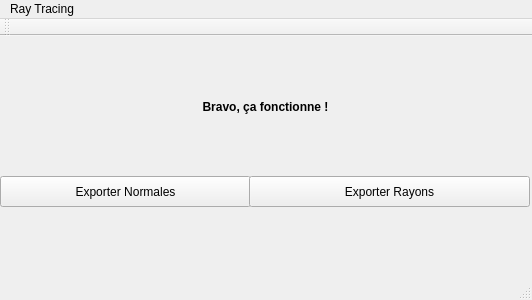
First picture: the form in mainwindow.ui, repository DocGrobi/RayTracingCpp, before the edit.
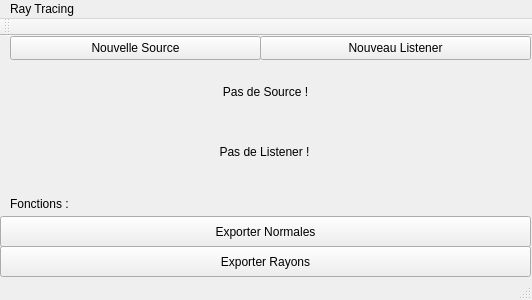
Second picture: the form after the edit.

What changed in the file:
```diff
--- a/mainwindow.ui
+++ b/mainwindow.ui
@@ -18,19 +18,19 @@
     <property name="geometry">
      <rect>
       <x>50</x>
-      <y>10</y>
+      <y>40</y>
       <width>431</width>
-      <height>121</height>
+      <height>31</height>
      </rect>
     </property>
     <property name="font">
      <font>
-      <weight>75</weight>
-      <bold>true</bold>
+      <weight>50</weight>
+      <bold>false</bold>
      </font>
     </property>
     <property name="text">
-     <string>Bravo, ça fonctionne !</string>
+     <string>Pas de Source !</string>
     </property>
     <property name="alignment">
      <set>Qt::AlignCenter</set>
@@ -43,8 +43,8 @@
     <property name="geometry">
      <rect>
       <x>0</x>
-      <y>140</y>
-      <width>251</width>
+      <y>180</y>
+      <width>531</width>
       <height>31</height>
      </rect>
     </property>
@@ -61,9 +61,9 @@
    <widget class="QPushButton" name="bouton_rayons">
     <property name="geometry">
      <rect>
-      <x>249</x>
-      <y>140</y>
-      <width>281</width>
+      <x>0</x>
+      <y>210</y>
+      <width>531</width>
       <height>31</height>
      </rect>
     </property>
@@ -86,6 +86,70 @@
      <bool>false</bool>
     </property>
    </widget>
+   <widget class="QLabel" name="label_fonctions">
+    <property name="geometry">
+     <rect>
+      <x>10</x>
+      <y>160</y>
+      <width>91</width>
+      <height>16</height>
+     </rect>
+    </property>
+    <property name="text">
+     <string>Fonctions :</string>
+    </property>
+   </widget>
+   <widget class="QPushButton" name="bouton_source">
+    <property name="geometry">
+     <rect>
+      <x>10</x>
+      <y>0</y>
+      <width>251</width>
+      <height>24</height>
+     </rect>
+    </property>
+    <property name="text">
+     <string>Nouvelle Source</string>
+    </property>
+   </widget>
+   <widget class="QPushButton" name="bouton_listener">
+    <property name="geometry">
+     <rect>
+      <x>260</x>
+      <y>0</y>
+      <width>271</width>
+      <height>24</height>
+     </rect>
+    </property>
+    <property name="text">
+     <string>Nouveau Listener</string>
+    </property>
+   </widget>
+   <widget class="QLabel" name="label_listener">
+    <property name="geometry">
+     <rect>
+      <x>29</x>
+      <y>90</y>
+      <width>471</width>
+      <height>51</height>
+     </rect>
+    </property>
+    <property name="font">
+     <font>
+      <weight>50</weight>
+      <bold>false</bold>
+     </font>
+    </property>
+    <property name="text">
+     <string>Pas de Listener !</string>
+    </property>
+    <property name="alignment">
+     <set>Qt::AlignCenter</set>
+    </property>
+    <property name="wordWrap">
+     <bool>true</bool>
+    </property>
+   </widget>
   </widget>
   <widget class="QMenuBar" name="menuBar">
    <property name="geometry">
```
Left out of the diff: 2 changed lines with no effect on the pictures.
